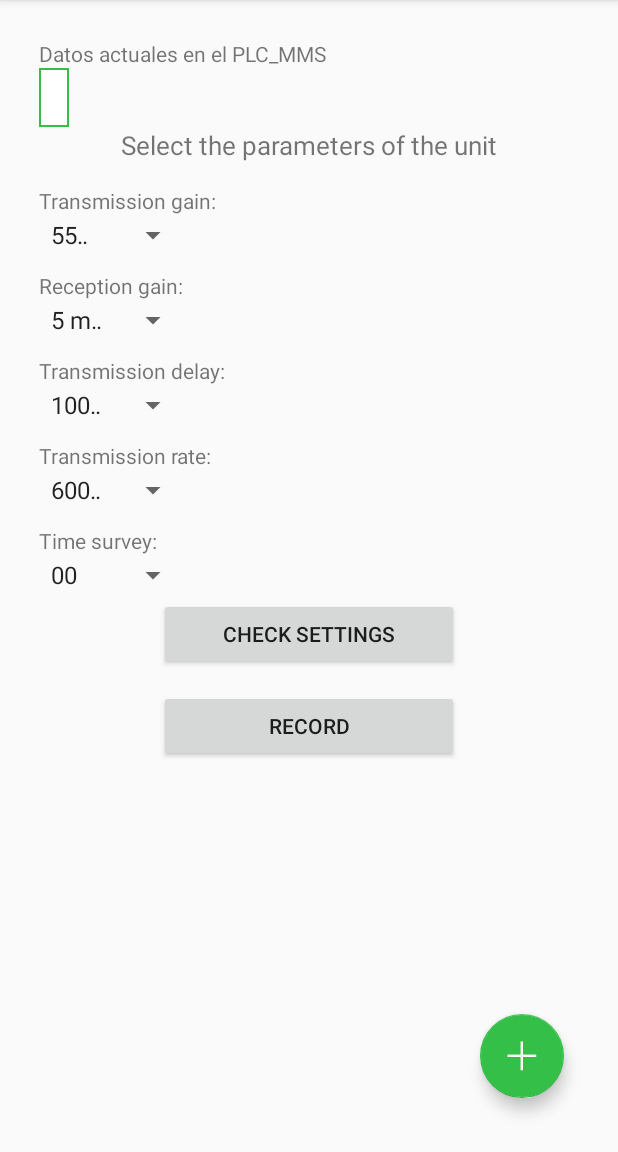
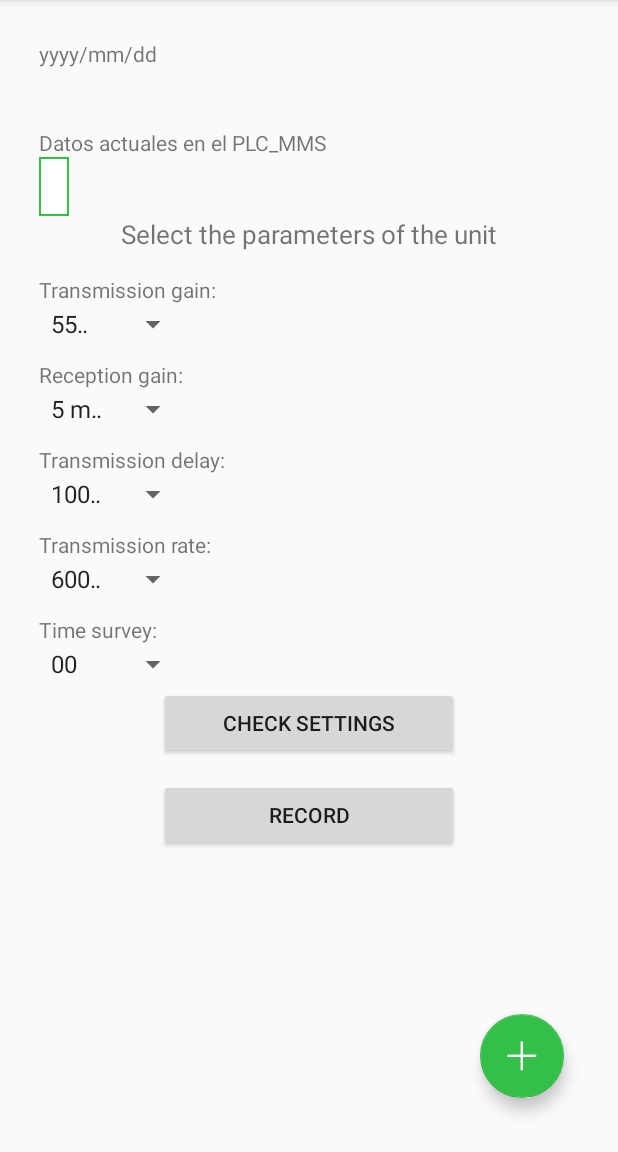
Before and after one commit to alexaw/ATEMSAA, an Android app: the fragment NewSettingsFragment placed in its activity, on a phone screen of 412 x 824 dp, the part 84-1236 px from its top. Run offline under Robolectric (Android 15) with nearby library versions, the phone set to English and light mode, and no system bars; 2 statements that could not run were skipped.

Commit message:
se implementa el selector de calendario en un fragment y se crea imageview para visualizarlo (aun no funciona)

```diff
--- a/app/src/main/java/com/example/yogis/atemsaa_fragments/fragments/NewSettingsFragment.java
+++ b/app/src/main/java/com/example/yogis/atemsaa_fragments/fragments/NewSettingsFragment.java
@@ -2,6 +2,7 @@ package com.example.yogis.atemsaa_fragments.fragments;
 
 
 import android.app.AlertDialog;
+import android.app.DatePickerDialog;
 import android.content.Context;
 import android.content.DialogInterface;
 import android.os.Bundle;
@@ -35,7 +36,7 @@ import java.util.Date;
 /**
  * A simple {@link Fragment} subclass.
  */
-public class NewSettingsFragment extends Fragment implements View.OnClickListener {
+public class NewSettingsFragment extends Fragment implements View.OnClickListener, ClockSettingsFragment.DateSelectedListener {
 
     //se inicializan todos los objetos
 
@@ -49,6 +50,15 @@ public class NewSettingsFragment extends Fragment implements View.OnClickListene
     ArrayList listaGtx, listaGrx, listaRetardoTx, listaTasaTx, listaHoraEncuesta;
     String gananciaTransmisionSpinner, gananciaRecepcionSpinner, retardoTransmisionSpinner, tasaTransmisionSpinner, horaEncuestaSpinner;
     String buff = "";
+    TextView campoFecha;
+
+    private int year, month, day;
+    private static final  int TIPO_DIALOGO = 0;
+    private static DatePickerDialog.OnDateSetListener oyenteSelectorFecha;
+
+
+
+
 
     MainActivity activity;
 
@@ -117,6 +127,7 @@ public class NewSettingsFragment extends Fragment implements View.OnClickListene
         flPlcTu.setOnClickListener(this);
         flPlcMc.setOnClickListener(this);
 
+        campoFecha = (TextView) vistaStgs.findViewById(R.id.editFecha);
 
         //declaro todos los spinner
 
@@ -592,4 +603,17 @@ public class NewSettingsFragment extends Fragment implements View.OnClickListene
 
         }
     }
+
+
+    public void mostrarCalendario(View control){
+
+        ClockSettingsFragment.showDateDialog(this.activity, this);
+
+    }
+
+    @Override
+    public void onDateSelected(String date, int year, int month, int day) {
+        campoFecha.setText(date);
+    }
+
 }
--- a/app/src/main/res/layout/content_scrolling_settings.xml
+++ b/app/src/main/res/layout/content_scrolling_settings.xml
@@ -17,6 +17,20 @@
         android:padding="10dp"
         >
 
+
+        <TextView
+            android:layout_width="match_parent"
+            android:layout_height="wrap_content"
+            android:text="yyyy/mm/dd"
+            android:id="@+id/editFecha" />
+
+        <ImageView
+            android:background="?attr/selectableItemBackgroundBorderless"
+            android:layout_width="40dp"
+            android:layout_height="40dp"
+            android:clickable="true"
+            android:onClick="mostrarCalendario"
+            />
 
 
 
--- /dev/null
+++ b/app/src/main/res/menu/menu_main_off.xml
@@ -0,0 +1,17 @@
+<menu xmlns:android="http://schemas.android.com/apk/res/android"
+    xmlns:app="http://schemas.android.com/apk/res-auto"
+    xmlns:tools="http://schemas.android.com/tools" tools:context=".MainActivity">
+
+
+    <item android:id="@+id/connect_disconnect"
+        android:icon="@android:drawable/ic_menu_mylocation"
+        android:title="@string/title_disconnect"
+        android:showAsAction="never"
+        tools:ignore="AppCompatResource" />
+
+    <item android:id="@+id/btn_sign_off"
+        android:icon="@android:drawable/ic_menu_mylocation"
+        android:title="@string/title_sign_off"
+        android:showAsAction="never"
+        tools:ignore="AppCompatResource" />
+</menu>
```
Also changed, not shown: app/src/main/java/com/example/yogis/atemsaa_fragments/MainActivity.java (+14 -20 lines), app/src/main/java/com/example/yogis/atemsaa_fragments/fragments/ClockSettingsFragment.java (+31 -68 lines), app/src/main/res/layout/fragment_clock_settings.xml (+2 -43 lines).
